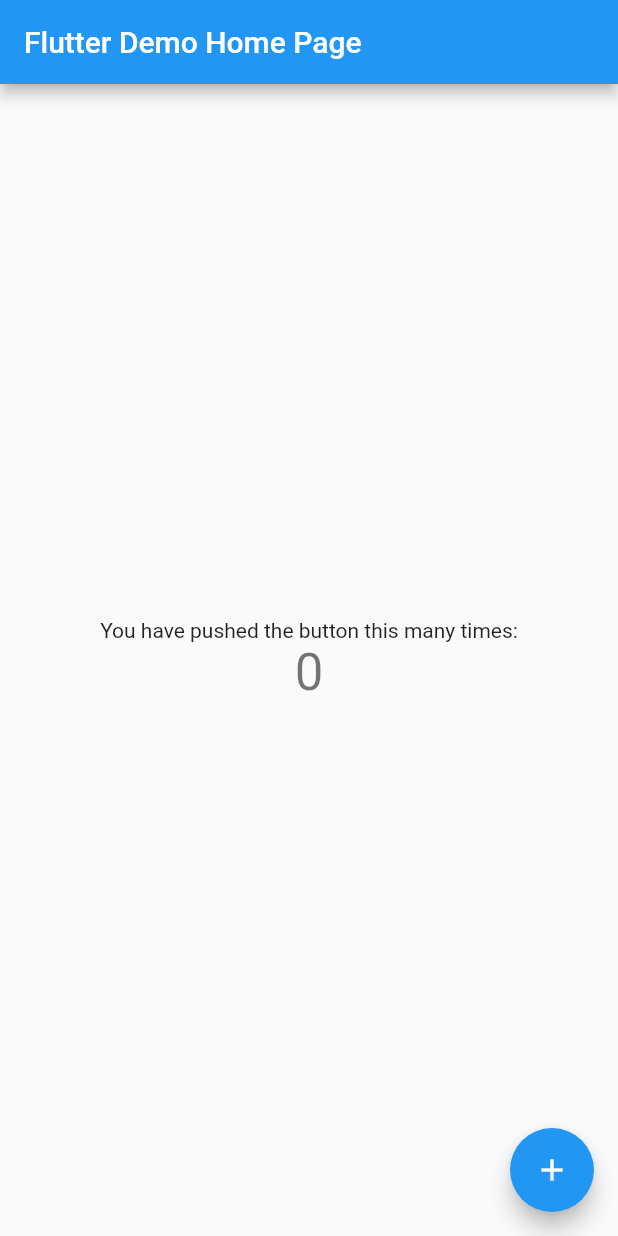
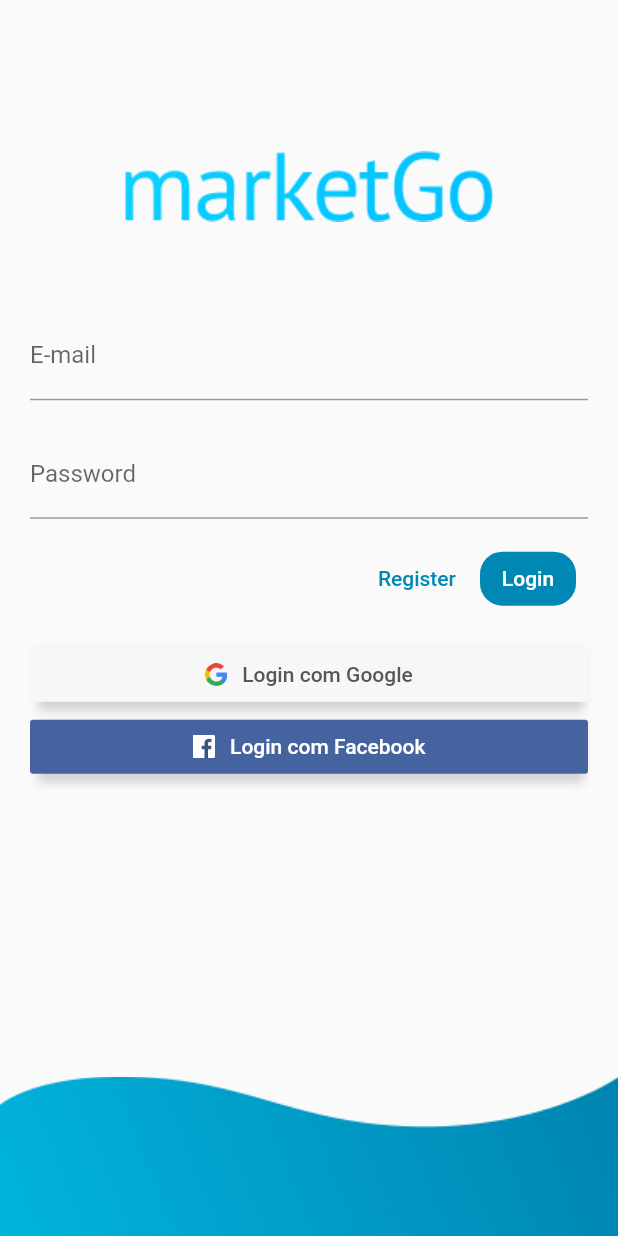
Before and after one commit to gngz/MarketGo, a Flutter app: the screen it shows after launch, on a phone screen of 412 x 824 dp. Run offline on Flutter 3.47's test engine with Material 2 defaults, Android fonts, the phone set to English and light mode, and no system bars.

Commit message:
Initialized Login View

```diff
--- a/lib/main.dart
+++ b/lib/main.dart
@@ -1,4 +1,5 @@
 import 'package:flutter/material.dart';
+import './views/login.dart';
 
 void main() => runApp(MyApp());
 
@@ -20,8 +21,7 @@ class MyApp extends StatelessWidget {
           // is not restarted.
           primarySwatch: Colors.blue,
         ),
-      home: MyHomePage(title: 'Flutter Demo Home Page'),
-    );
+        home: LoginView());
   }
 }
 
--- /dev/null
+++ b/lib/views/login.dart
@@ -0,0 +1,139 @@
+import 'package:flutter/material.dart';
+
+class LoginView extends StatefulWidget {
+  @override
+  _LoginViewState createState() => _LoginViewState();
+}
+
+class _LoginViewState extends State<LoginView> {
+  final logo = Image.asset("assets/logo.png");
+
+  static const secondary = const Color(0xff0088B4);
+
+  static final underlineTextField =
+      UnderlineInputBorder(borderSide: BorderSide(color: secondary));
+
+  // Email Field
+  final emailField = TextField(
+    obscureText: false,
+    decoration: InputDecoration(labelText: "E-mail", focusColor: secondary),
+  );
+
+  // Password Field
+
+  final passwordField = TextField(
+    obscureText: true,
+    decoration: InputDecoration(labelText: "Password"),
+  );
+
+  // Login Button
+
+  final loginButton = FlatButton(
+      color: secondary,
+      child: Text("Login"),
+      onPressed: () => {},
+      shape: RoundedRectangleBorder(borderRadius: BorderRadius.circular(15)));
+
+  // Register Button
+
+  final registerButton = FlatButton(
+    textColor: secondary,
+    child: Text("Register"),
+    onPressed: () => {},
+  );
+
+  // Google Button
+
+  final googleButton = Container(
+      //padding: EdgeInsets.symmetric(vertical: 20.0),
+      decoration: BoxDecoration(boxShadow: [
+        BoxShadow(
+            color: Colors.black.withOpacity(0.15),
+            spreadRadius: -4.0,
+            blurRadius: 4.0,
+            offset: Offset(1.0, 4.0))
+      ]),
+      child: FlatButton(
+        textColor: Color(0xFF575657),
+        color: Color(0xFFF8F7F7),
+        child: Row(
+          mainAxisSize: MainAxisSize.max,
+          mainAxisAlignment: MainAxisAlignment.center,
+          children: <Widget>[
+            Image(image: AssetImage("assets/google_logo.png"), height: 15.0),
+            Padding(
+              padding: const EdgeInsets.only(left: 10.0),
+              child: Center(child: Text("Login com Google")),
+            ),
+          ],
+        ),
+        onPressed: () => {},
+      ));
+
+  final facebookButton = Container(
+      //padding: EdgeInsets.symmetric(vertical: 20.0),
+      decoration: BoxDecoration(boxShadow: [
+        BoxShadow(
+            color: Colors.black.withOpacity(0.15),
+            spreadRadius: -4.0,
+            blurRadius: 4.0,
+            offset: Offset(1.0, 4.0))
+      ]),
+      child: FlatButton(
+        textColor: Colors.white,
+        color: Color(0xFF45639E),
+        child: Row(
+          mainAxisSize: MainAxisSize.max,
+          mainAxisAlignment: MainAxisAlignment.center,
+          children: <Widget>[
+            Image(image: AssetImage("assets/facebook_logo.png"), height: 15.0),
+            Padding(
+              padding: const EdgeInsets.only(left: 10.0),
+              child: Center(child: Text("Login com Facebook")),
+            ),
+          ],
+        ),
+        onPressed: () => {},
+      ));
+
+  @override
+  Widget build(BuildContext context) {
+    return Scaffold(
+        resizeToAvoidBottomInset: false,
+        body: Container(
+          decoration: BoxDecoration(
+              image: DecorationImage(
+                  image: AssetImage("assets/wave.png"),
+                  fit: BoxFit.fitWidth,
+                  alignment: Alignment.bottomCenter)),
+          child: Padding(
+            padding: const EdgeInsets.symmetric(horizontal: 20.0),
+            child: Column(
+              crossAxisAlignment: CrossAxisAlignment.start,
+              mainAxisAlignment: MainAxisAlignment.spaceAround,
+              children: <Widget>[
+                Column(
+                  mainAxisSize: MainAxisSize.max,
+                  children: <Widget>[
+                    Center(child: logo),
+                    SizedBox(height: 60.0),
+                    emailField,
+                    SizedBox(height: 20.0),
+                    passwordField,
+                    SizedBox(height: 8.0),
+                    ButtonBar(
+                      children: <Widget>[registerButton, loginButton],
+                    ),
+                    SizedBox(height: 8.0),
+                    Column(
+                      children: <Widget>[googleButton, facebookButton],
+                    )
+                  ],
+                ),
+                Container()
+              ],
+            ),
+          ),
+        ));
+  }
+}
```
Lines whose indentation alone changed are shown as unchanged.
